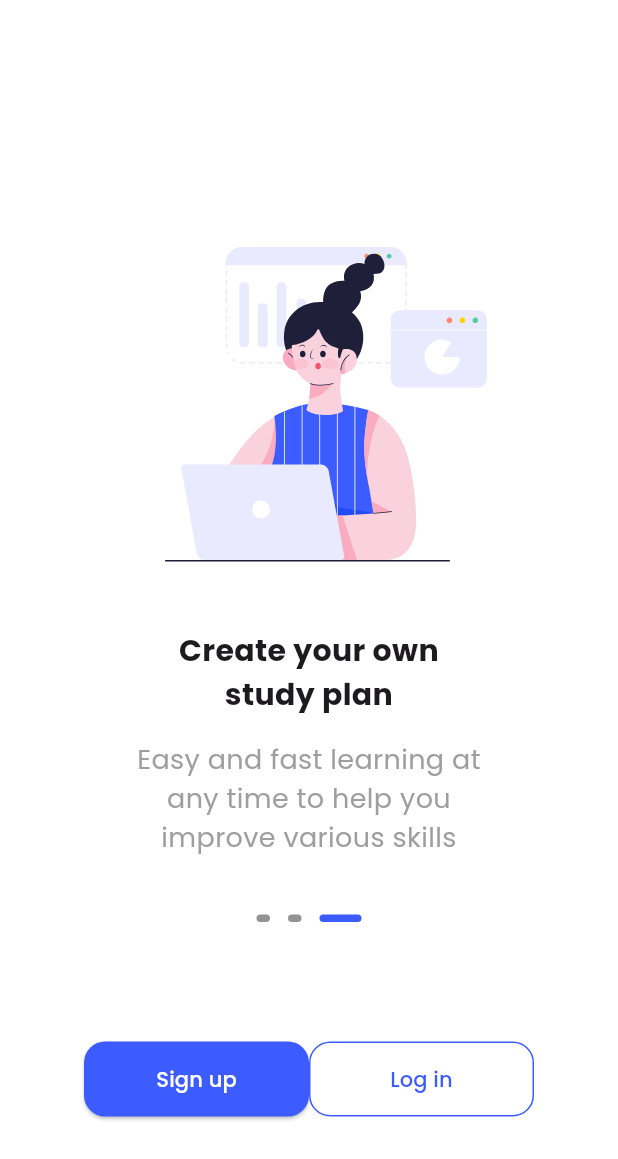
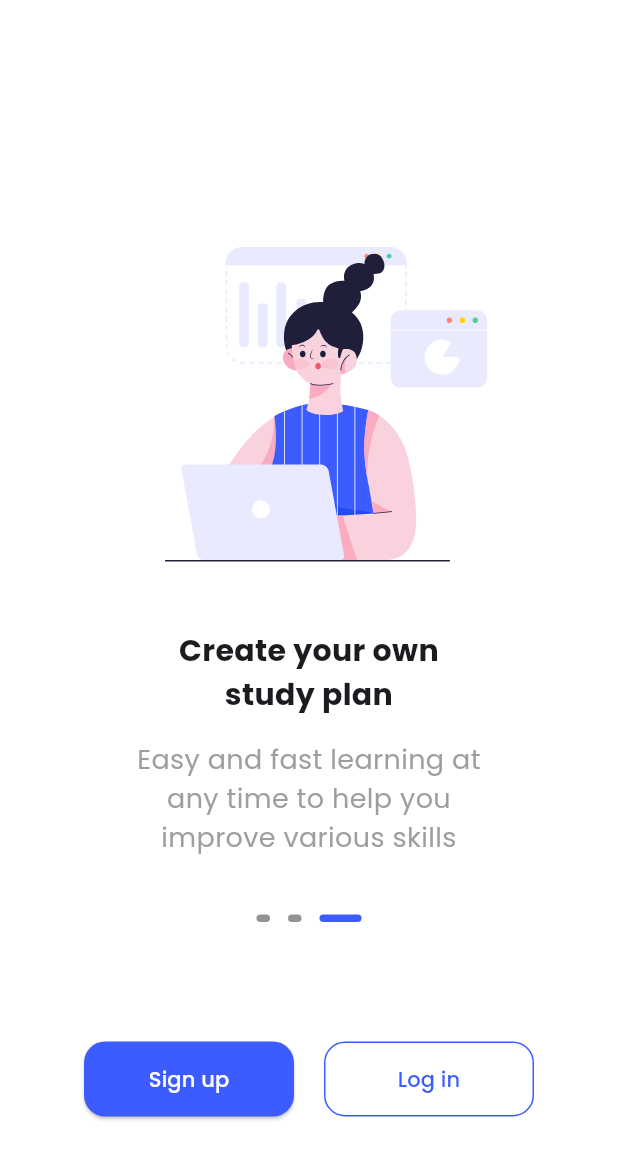
Before and after one commit to SemajCode/skill_harvest, a Flutter app: the screen it shows after launch, swiped to page 3, on a phone screen of 412 x 824 dp. Shown: the top 1159 px of the screen. Run offline on Flutter 3.47's test engine with Material 3 defaults, Android fonts, the phone set to English and light mode, and no system bars; our stand-ins replace animated_text_kit, flick_video_player, flutter_riverpod, flutter_svg, gap, hive and 2 more; accounts and stored records are empty.

Commit message:
changes added

```diff
--- a/lib/features/onboarding/widgets/auth_buttons.dart
+++ b/lib/features/onboarding/widgets/auth_buttons.dart
@@ -25,7 +25,7 @@ class AuthButtons extends StatelessWidget {
               );
             },
             style: ElevatedButton.styleFrom(
-              minimumSize: const Size(150, 50),
+              minimumSize: const Size(140, 50),
               backgroundColor: Pallete.blueColor,
               foregroundColor: Pallete.whiteColor,
               shape: RoundedRectangleBorder(
@@ -34,6 +34,7 @@ class AuthButtons extends StatelessWidget {
             ),
             child: const Text('Sign up'),
           ),
+          const Spacer(),
           OutlinedButton(
             onPressed: () {
               Navigator.of(context).push(
@@ -43,7 +44,7 @@ class AuthButtons extends StatelessWidget {
               );
             },
             style: OutlinedButton.styleFrom(
-              minimumSize: const Size(150, 50),
+              minimumSize: const Size(140, 50),
               backgroundColor: Pallete.whiteColor,
               foregroundColor: Pallete.blueColor,
               shape: RoundedRectangleBorder(
```
